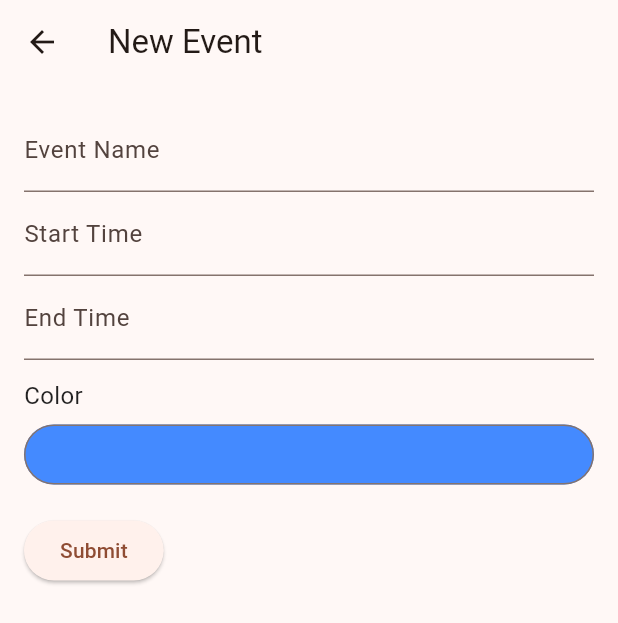
After one commit to noWasabi111/flutter_calender_firebase, a Flutter app: the ApmEdit screen opened directly, on a phone screen of 412 x 824 dp. The commit adds this screen. Shown: the top 623 px of the screen. Run offline on Flutter 3.47's test engine with Material 3 defaults, Android fonts, the light colour scheme and no system bars; our stand-ins replace sliding_up_panel, syncfusion_flutter_calendar; missing offline and left inert: flex_color_picker.

Commit message:
Add new package - flex_color_picker Add new dart file - appointmentEditor.dart - Still Under Vary PROCESS

```diff
--- /dev/null
+++ b/lib/appointmentEditor.dart
@@ -0,0 +1,93 @@
+import 'package:flutter/material.dart';
+import 'package:flex_color_picker/flex_color_picker.dart';
+
+class ApmEdit extends StatefulWidget {
+  const ApmEdit({super.key});
+
+  @override
+  State<StatefulWidget> createState() => _ApmEditState();
+}
+
+class _ApmEditState extends State<ApmEdit> {
+  @override
+  Widget build(BuildContext context) {
+    // final appBar = AppBar(
+    //   title: const Text('Sing Up'),
+    //   backgroundColor: const Color(0XFFe0dfda),
+    // );
+    Color selectedColor = Colors.blueAccent;
+    MaterialStatesController colorPickerBtnController = MaterialStatesController();
+    Future<void> _openColorPicker() async {
+      bool pickedColor = await ColorPicker(
+        color: selectedColor,
+        onColorChanged: (Color newColor) {
+          setState(() {
+            selectedColor = newColor;
+          });
+        },
+        width: 40,
+        height: 40,
+        borderRadius: 20,
+        spacing: 10,
+        runSpacing: 10,
+        heading: const Text('Pick a color'),
+        subheading: const Text('Select a color for your widget'),
+        wheelDiameter: 200,
+        wheelWidth: 20,
+
+      ).showPickerDialog(context);
+    }
+
+    return Scaffold(
+      appBar: AppBar(
+        title: const Text('New Event'),
+      ),
+      body: Padding(
+        padding: const EdgeInsets.all(16.0),
+        child: Column(
+          crossAxisAlignment: CrossAxisAlignment.start,
+          children: [
+            const TextField(
+              decoration: InputDecoration(
+                labelText: 'Event Name',
+              ),
+            ),
+            const TextField(
+              decoration: InputDecoration(
+                labelText: 'Start Time',
+              ),
+            ),
+            const TextField(
+              decoration: InputDecoration(
+                labelText: 'End Time',
+              ),
+            ),
+            const SizedBox(height: 12.0),
+            const Text(
+              "Color",
+              style: TextStyle(
+                fontSize: 16,
+                color: Colors.black87,
+              ),
+            ),
+            const SizedBox(height: 4.0),
+            OutlinedButton(
+              statesController: colorPickerBtnController,
+              onPressed: _openColorPicker,
+              style: OutlinedButton.styleFrom(
+                // Not Fix yet!!!!!!
+                backgroundColor: selectedColor,
+              ),
+              child: const Row(),
+            ),
+            const SizedBox(height: 16.0),
+            ElevatedButton(
+              onPressed: () => Navigator.of(context).pop(),
+              child: const Text('Submit'),
+            ),
+          ],
+        ),
+      ),
+    );
+  }
+}
--- a/pubspec.yaml
+++ b/pubspec.yaml
@@ -38,6 +38,8 @@ dependencies:
   intl: ^0.19.0
   syncfusion_flutter_calendar: ^25.1.42
   sliding_up_panel: ^2.0.0+1
+  flex_color_picker: ^3.4.1
+
 
 dev_dependencies:
   flutter_test:
```
Also changed, not shown: lib/main.dart (+68 -10 lines), pubspec.lock.
